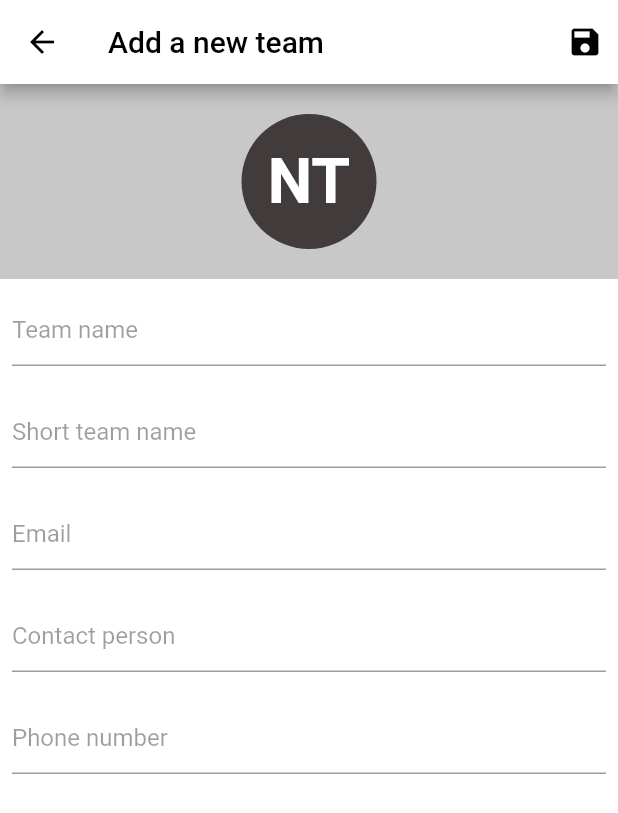
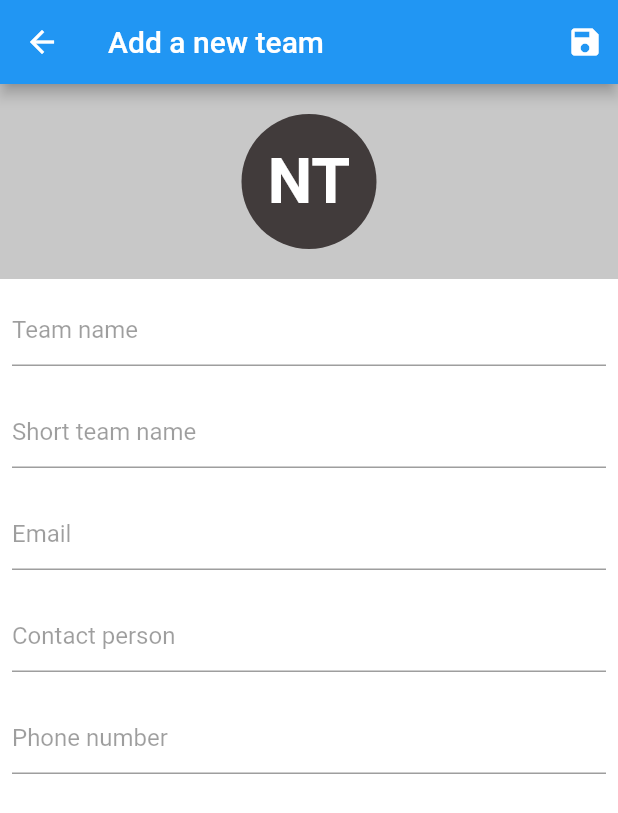
Before and after one commit to vedranmatosevic-vmd/sca-app, a Flutter app: the HomeScreen screen opened directly, after a tap on "Add Team", on a phone screen of 412 x 824 dp. Shown: the top 813 px of the screen. Run offline on Flutter 3.47's test engine with Material 2 defaults, Android fonts, the phone set to English and light mode, and no system bars; our stand-ins replace firebase_core, firebase_database, flutter_secure_storage, shared_preferences; missing offline and left inert: dart:ffi; accounts and stored records are empty.

Commit message:
Firebase - saving teams

```diff
--- a/lib/common/selected_competition.dart
+++ /dev/null
@@ -1 +0,0 @@
-String selectedLeague = "";
--- a/lib/competitions/create_new_competition.dart
+++ b/lib/competitions/create_new_competition.dart
@@ -1,5 +1,6 @@
 import 'package:firebase_database/firebase_database.dart';
 import 'package:flutter/material.dart';
+import 'package:sca_app/common/loaded_data.dart';
 import 'package:sca_app/widget/input_text_form_field.dart';
 import 'package:sca_app/widget/styled_layout.dart';
 
@@ -15,10 +16,10 @@ class NewCompetition extends StatefulWidget {
 class _NewCompetitionState extends State<NewCompetition> {
   final myController = TextEditingController();
 
+  final DatabaseReference _testRef = FirebaseDatabase.instance.ref().child('users/vematosevic/competitions');
+
   @override
   Widget build(BuildContext context) {
-    DatabaseReference _testRef = FirebaseDatabase.instance.ref().child('users/vematosevic/competitions');
-
     return StyledLayout(
       appBarTitle: 'Create new competition',
       actions: [
--- a/lib/home/home.dart
+++ b/lib/home/home.dart
@@ -1,6 +1,6 @@
 import 'package:firebase_database/firebase_database.dart';
 import 'package:flutter/material.dart';
-import 'package:sca_app/common/selected_competition.dart';
+import 'package:sca_app/common/loaded_data.dart';
 import 'package:sca_app/common/style.dart';
 import 'package:sca_app/match/matches.dart';
 import 'package:sca_app/widget/header_home_screen.dart';
@@ -16,33 +16,13 @@ class HomeScreen extends StatefulWidget {
 class _HomeScreenState extends State<HomeScreen> {
   late String selectedValue;
 
-  String name = "";
-  String lastname = "";
-
-  void setValues() {
-    DatabaseReference databaseRef =
-    FirebaseDatabase.instance.ref().child('users/vematosevic');
-
-    Stream<DatabaseEvent> nameStream = databaseRef.child('name').onValue;
-    Stream<DatabaseEvent> lastNameStream = databaseRef.child('lastname').onValue;
-
-    nameStream.listen((DatabaseEvent event) {
-      name = event.snapshot.value.toString();
-    });
-
-    lastNameStream.listen((DatabaseEvent event) {
-      lastname = event.snapshot.value.toString();
-    });
-
-  }
-
   @override
   void initState() {
     super.initState();
-    selectedValue = competitions[0];
-    selectedLeague = competitions[0];
-
-    setValues();
+    if (competitionsByUser.isNotEmpty) {
+      selectedValue = competitionsByUser.first;
+      selectedLeague = competitionsByUser.first;
+    }
   }
 
   @override
@@ -72,7 +52,7 @@ class _HomeScreenState extends State<HomeScreen> {
                   color: Colors.blue,
                 ),
                 child: Text(
-                  '$name $lastname',
+                  username.isNotEmpty ? username : "Username",
                   style: const TextStyle(fontSize: 18, color: Colors.white),
                 ),
               ),
@@ -80,14 +60,14 @@ class _HomeScreenState extends State<HomeScreen> {
                 padding: const EdgeInsets.symmetric(horizontal: 16),
                 decoration:
                     const BoxDecoration(color: CustomColors.primaryBlue),
-                child: Row(
+                child: competitionsByUser.isNotEmpty ? Row(
                   children: <Widget>[
                     DropdownButton<String>(
                       dropdownColor: CustomColors.primaryBlue,
                       iconEnabledColor: Colors.white,
                       underline: Container(),
                       value: selectedValue,
-                      items: competitions.map((String item) {
+                      items: competitionsByUser.map((String item) {
                         return DropdownMenuItem(
                             value: item,
                             child: Text(
@@ -106,7 +86,7 @@ class _HomeScreenState extends State<HomeScreen> {
                       },
                     )
                   ],
-                ),
+                ) : const Text("Create league"),
               ),
               ListTile(
                 leading: const Icon(
--- a/lib/team/new_team.dart
+++ b/lib/team/new_team.dart
@@ -1,8 +1,9 @@
 import 'package:firebase_database/firebase_database.dart';
 import 'package:flutter/material.dart';
-import 'package:sca_app/common/selected_competition.dart';
+import 'package:sca_app/common/loaded_data.dart';
 import 'package:sca_app/common/style.dart';
 import 'package:sca_app/widget/input_text_form_field.dart';
+import 'package:sca_app/widget/styled_layout.dart';
 
 class NewTeam extends StatefulWidget {
   const NewTeam({Key? key}) : super(key: key);
@@ -21,36 +22,27 @@ class _NewTeamState extends State<NewTeam> {
 
   @override
   Widget build(BuildContext context) {
-    DatabaseReference _testRef = FirebaseDatabase.instance.ref().child('users/vematosevic/competitions/$selectedLeague');
+    DatabaseReference databaseRef = FirebaseDatabase.instance.ref().child('users/vematosevic/competitions/$selectedLeague');
 
-    return Scaffold(
-      resizeToAvoidBottomInset: false,
-      backgroundColor: Colors.white,
-      appBar: AppBar(
-        title: const Text("Add a new team"),
-        leading: Builder(
-          builder: (BuildContext context) {
-            return IconButton(
-              onPressed: () {
-                Navigator.pop(context);
-              },
-              icon: const Icon(
-                Icons.arrow_back,
-              ),
-            );
-          },
-        ),
+    void _saveNewTeam() async {
+      await databaseRef.child(_nameTEC.text).set({
+        "name": _nameTEC.text,
+        "shortName": _shortNameTEC.text,
+        "email": _emailTEC.text,
+        "contactPerson": _contactPersonTEC.text,
+        "phone": _phoneTEC.text
+      });
+    }
+
+    return StyledLayout(
+      appBarTitle: "Add a new team",
       actions: <Widget>[
         const SizedBox(
           width: 10,
         ),
         GestureDetector(
             onTap: () {
-              _testRef.child(_nameTEC.text).child('name').set(_nameTEC.text);
-              _testRef.child(_nameTEC.text).child('shortName').set(_shortNameTEC.text);
-              _testRef.child(_nameTEC.text).child('email').set(_emailTEC.text);
-              _testRef.child(_nameTEC.text).child('contactPerson').set(_contactPersonTEC.text);
-              _testRef.child(_nameTEC.text).child('phone').set(_phoneTEC.text);
+              _saveNewTeam();
             },
             child: const Icon(Icons.save)
         ),
@@ -58,7 +50,6 @@ class _NewTeamState extends State<NewTeam> {
           width: 10,
         )
       ],
-      ),
       body: Column(
         crossAxisAlignment: CrossAxisAlignment.start,
         children: [
@@ -77,6 +68,57 @@ class _NewTeamState extends State<NewTeam> {
         ],
       ),
     );
+
+    // return Scaffold(
+    //   resizeToAvoidBottomInset: false,
+    //   backgroundColor: Colors.white,
+    //   appBar: AppBar(
+    //     title: const Text("Add a new team"),
+    //     leading: Builder(
+    //       builder: (BuildContext context) {
+    //         return IconButton(
+    //           onPressed: () {
+    //             Navigator.pop(context);
+    //           },
+    //           icon: const Icon(
+    //             Icons.arrow_back,
+    //           ),
+    //         );
+    //       },
+    //     ),
+    //     actions: <Widget>[
+    //       const SizedBox(
+    //         width: 10,
+    //       ),
+    //       GestureDetector(
+    //         onTap: () {
+    //           _saveNewTeam();
+    //         },
+    //           child: const Icon(Icons.save)
+    //       ),
+    //       const SizedBox(
+    //         width: 10,
+    //       )
+    //     ],
+    //   ),
+    //   body: Column(
+    //     crossAxisAlignment: CrossAxisAlignment.start,
+    //     children: [
+    //       // New team header
+    //       _newTeamHeader(),
+    //       // Team name TextFormField
+    //       InputTextFormField(controller: _nameTEC, value: 'Team name'),
+    //       // Short team name
+    //       InputTextFormField(controller: _shortNameTEC, value: 'Short team name'),
+    //       // Team email
+    //       InputTextFormField(controller: _emailTEC, value: 'Email'),
+    //       // Contact person
+    //       InputTextFormField(controller: _contactPersonTEC, value: 'Contact person'),
+    //       // Phone number
+    //       InputTextFormField(controller: _phoneTEC, value: 'Phone number', isPhoneNumber: true),
+    //     ],
+    //   ),
+    // );
   }
 }
 
--- a/lib/widget/styled_layout.dart
+++ b/lib/widget/styled_layout.dart
@@ -1,6 +1,6 @@
 import 'package:flutter/material.dart';
 
-class StyledLayout extends StatelessWidget {
+class StyledLayout extends StatefulWidget {
   const StyledLayout({
     Key? key,
     required this.appBarTitle,
@@ -17,13 +17,26 @@ class StyledLayout extends StatelessWidget {
   final bool willPop;
 
   @override
+  State<StyledLayout> createState() => _StyledLayoutState();
+}
+
+class _StyledLayoutState extends State<StyledLayout> {
+  @override
   Widget build(BuildContext context) {
     return WillPopScope(
-      onWillPop: willPop ? () async => true : () async => false,
+      onWillPop: widget.willPop ? () async => true : () async => false,
       child: Scaffold(
         resizeToAvoidBottomInset: true,
-        backgroundColor: backgroundColor,
-        appBar: AppBar(
+        backgroundColor: widget.backgroundColor,
+        appBar: _appBar(widget.appBarTitle, widget.actions),
+        body: widget.body,
+      ),
+    );
+  }
+}
+
+AppBar _appBar(String appBarTitle, List<Widget>? actions) {
+  return AppBar(
       backgroundColor: Colors.blue,
       foregroundColor: Colors.white,
       title: Text(appBarTitle),
@@ -40,9 +53,5 @@ class StyledLayout extends StatelessWidget {
         },
       ),
       actions: actions
-        ),
-        body: body,
-      ),
   );
 }
-}
```
Also changed, not shown: lib/common/loaded_data.dart (added, +35 -0 lines), lib/match/create_new_match.dart (+19 -23 lines), lib/splash_screen.dart (+44 -1 lines), 1 other file. Lines whose indentation alone changed are shown as unchanged.
